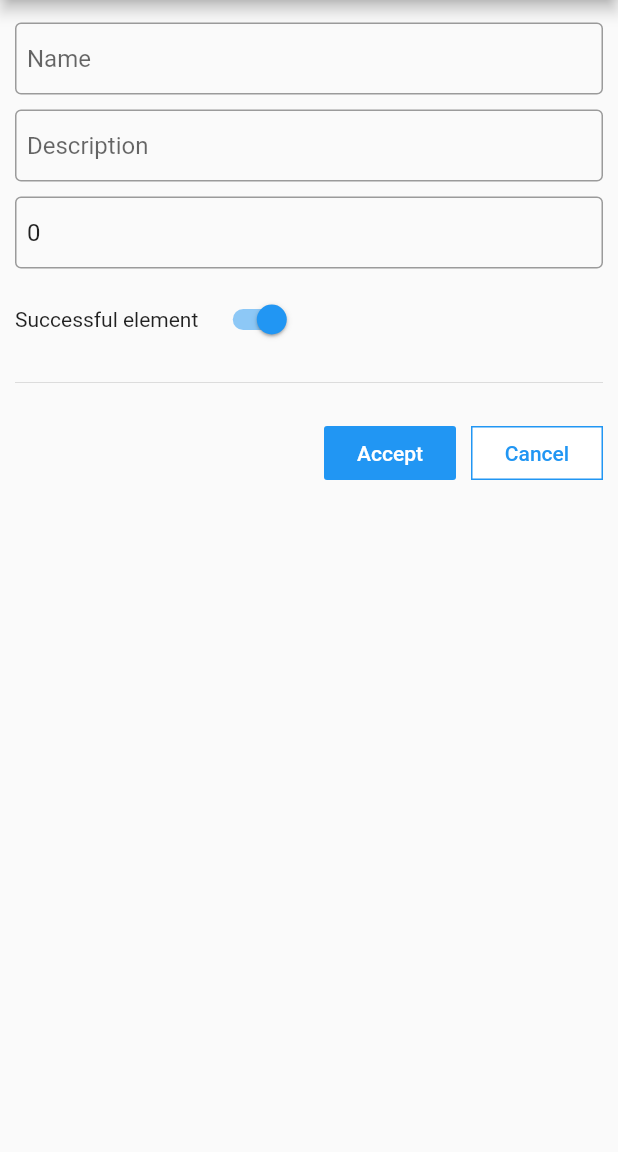
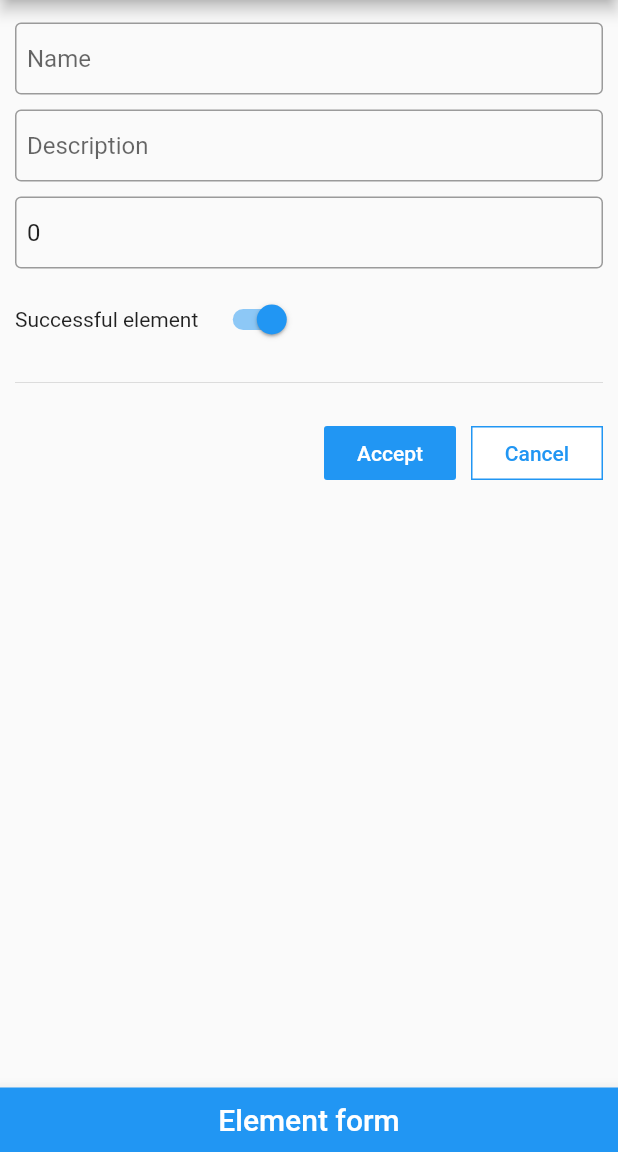
Before and after one commit to cortiz37/flutter_springboot, a Flutter app: the FormElements screen opened by its route, on a phone screen of 412 x 824 dp, the part 84-1236 px from its top. Run offline on Flutter 3.47's test engine with Material 2 defaults, Android fonts, the phone set to English and light mode, and no system bars; generated files the repository leaves out were written again; network calls fail.

Commit message:
using custom bottom bar.

```diff
--- a/flutter_ui/lib/routes/form_elements.dart
+++ b/flutter_ui/lib/routes/form_elements.dart
@@ -1,5 +1,6 @@
 import 'package:flutter/material.dart';
 import 'package:flutter_ui/client/element_service.dart';
+import 'package:flutter_ui/component/BottomBar.dart';
 import 'package:flutter_ui/domain/element_entity.dart';
 import 'package:flutter_ui/main.dart';
 
@@ -201,6 +202,7 @@ class _FormElements extends State<FormElements> {
   Widget build(BuildContext context) {
     return Scaffold(
       appBar: widget.appBar,
+      bottomNavigationBar: BottomBar('Element form'),
       body: SingleChildScrollView(child: this._buildForm(context)),
     );
   }
--- a/flutter_ui/lib/routes/list_elements.dart
+++ b/flutter_ui/lib/routes/list_elements.dart
@@ -1,6 +1,7 @@
 import 'package:flutter/cupertino.dart';
 import 'package:flutter/material.dart';
 import 'package:flutter_ui/client/element_service.dart';
+import 'package:flutter_ui/component/BottomBar.dart';
 import 'package:flutter_ui/domain/element_entity.dart';
 import 'package:flutter_ui/main.dart';
 
@@ -68,6 +69,7 @@ class _ListElements extends State<ListElements> {
   Widget build(BuildContext context) {
     return Scaffold(
       appBar: widget.appBar,
+      bottomNavigationBar: BottomBar('Element list'),
       body: Container(
         child: FutureBuilder<List<ElementEntity>>(
           future: elementService.getElements(),
```
